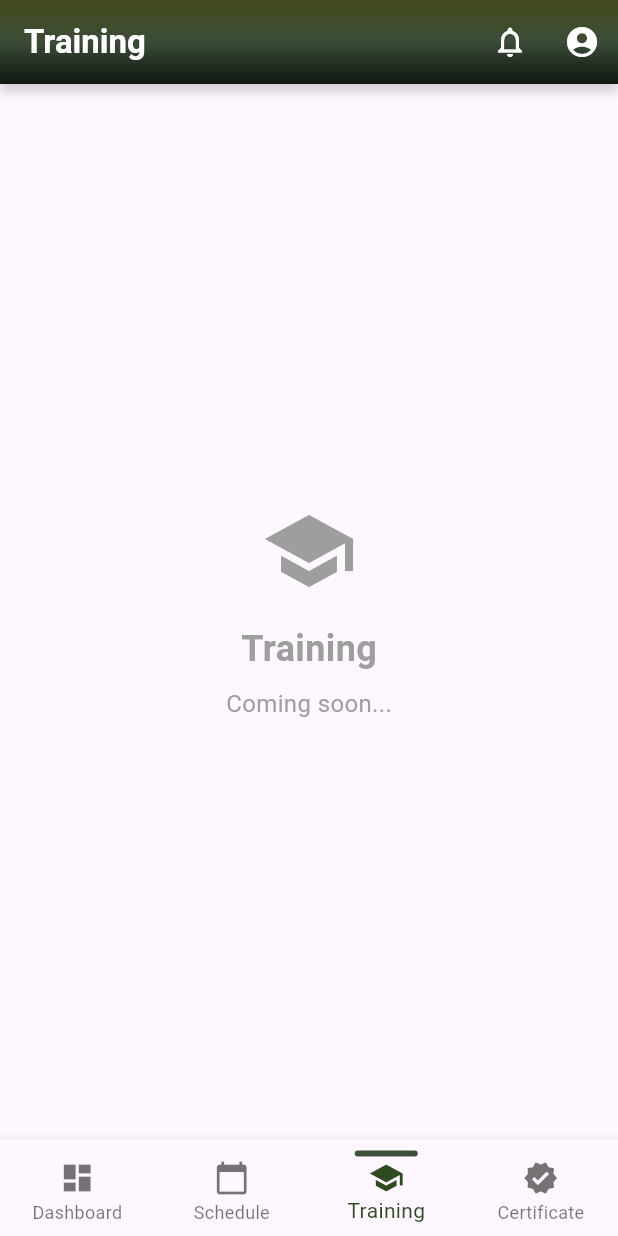
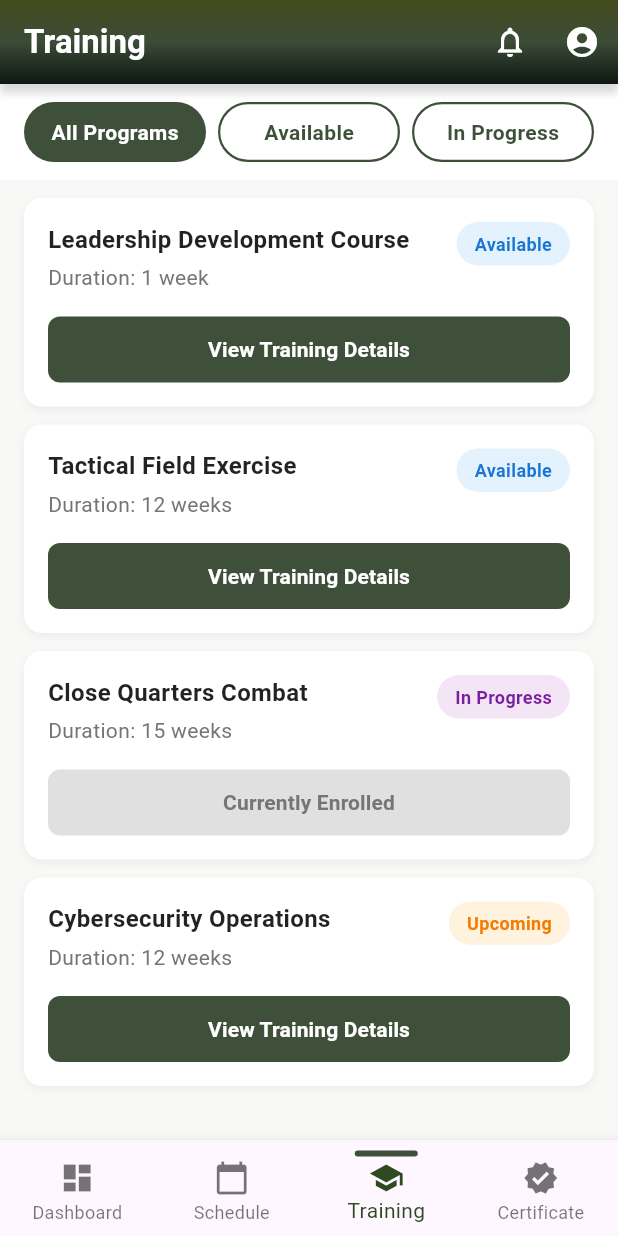
Before and after one commit to tyrelcruz/AFProtrack-Mobile, a Flutter app: the MainNavigationView screen opened directly, item 3 of the bottom bar chosen, on a phone screen of 412 x 824 dp. Run offline on Flutter 3.47's test engine with Material 3 defaults, Android fonts, the phone set to English and light mode, and no system bars.

Commit message:
Universal App color & Training View

```diff
--- a/afpmobile/lib/utils/app_colors.dart
+++ b/afpmobile/lib/utils/app_colors.dart
@@ -10,4 +10,39 @@ class AppColors {
   static const Color armySecondary = Color(0xFF4B5320); // Olive
   static const Color armyBackground = Color(0xFF232D1B); // Darker green
   static const Color armyGold = Color(0xFFFFD700); // Gold/yellow
+
+  // Training View Colors
+  static const Color trainingAvailableBg = Color(
+    0xFFE3F2FD,
+  ); // Light blue background
+  static const Color trainingAvailableText = Color(0xFF1976D2); // Blue text
+  static const Color trainingInProgressBg = Color(
+    0xFFF3E5F5,
+  ); // Light purple background
+  static const Color trainingInProgressText = Color(0xFF7B1FA2); // Purple text
+  static const Color trainingUpcomingBg = Color(
+    0xFFFFF3E0,
+  ); // Light orange background
+  static const Color trainingUpcomingText = Color(0xFFF57C00); // Orange text
+
+  // Button Colors
+  static const Color trainingButtonPrimary = Color(
+    0xFF3E503A,
+  ); // Dark green button
+  static const Color trainingButtonDisabled = Color(
+    0xFFE0E0E0,
+  ); // Grey disabled button
+  static const Color trainingButtonDisabledText = Color(
+    0xFF757575,
+  ); // Grey disabled text
+
+  // Background Colors
+  static const Color trainingBackground = Color(0xFFF8F9F6); // Light background
+  static const Color cardBackground = Color(
+    0xFFFFFFFF,
+  ); // White card background
+
+  // Border and Shadow Colors
+  static const Color filterBorder = Color(0xFF3E503A); // Filter button border
+  static const Color cardShadow = Color(0x0D000000); // Card shadow (5% opacity)
 }
--- a/afpmobile/lib/views/main_navigation_view.dart
+++ b/afpmobile/lib/views/main_navigation_view.dart
@@ -1,6 +1,7 @@
 import 'package:flutter/material.dart';
 import 'home_view.dart';
 import 'schedule_view.dart';
+import 'training_view.dart';
 import '../widgets/bottom_nav_bar.dart';
 import '../widgets/app_bar_widget.dart';
 
@@ -17,7 +18,7 @@ class _MainNavigationViewState extends State<MainNavigationView> {
   final List<Widget> _pages = [
     const HomeView(),
     const ScheduleView(),
-    const PlaceholderView(title: 'Training', icon: Icons.school),
+    const TrainingView(),
     const PlaceholderView(title: 'Certificates', icon: Icons.verified),
   ];
 
--- /dev/null
+++ b/afpmobile/lib/views/training_view.dart
@@ -0,0 +1,282 @@
+import 'package:flutter/material.dart';
+import '../widgets/app_bar_widget.dart';
+import '../utils/app_colors.dart';
+
+class TrainingView extends StatefulWidget {
+  const TrainingView({Key? key}) : super(key: key);
+
+  @override
+  State<TrainingView> createState() => _TrainingViewState();
+}
+
+class _TrainingViewState extends State<TrainingView> {
+  int _selectedFilterIndex = 0;
+
+  final List<TrainingProgram> _trainingPrograms = [
+    TrainingProgram(
+      title: 'Leadership Development Course',
+      duration: '1 week',
+      status: 'Available',
+      statusColor: AppColors.trainingAvailableBg,
+      statusTextColor: AppColors.trainingAvailableText,
+      buttonText: 'View Training Details',
+      buttonColor: AppColors.trainingButtonPrimary,
+      buttonTextColor: AppColors.white,
+      isDisabled: false,
+    ),
+    TrainingProgram(
+      title: 'Tactical Field Exercise',
+      duration: '12 weeks',
+      status: 'Available',
+      statusColor: AppColors.trainingAvailableBg,
+      statusTextColor: AppColors.trainingAvailableText,
+      buttonText: 'View Training Details',
+      buttonColor: AppColors.trainingButtonPrimary,
+      buttonTextColor: AppColors.white,
+      isDisabled: false,
+    ),
+    TrainingProgram(
+      title: 'Close Quarters Combat',
+      duration: '15 weeks',
+      status: 'In Progress',
+      statusColor: AppColors.trainingInProgressBg,
+      statusTextColor: AppColors.trainingInProgressText,
+      buttonText: 'Currently Enrolled',
+      buttonColor: AppColors.trainingButtonDisabled,
+      buttonTextColor: AppColors.trainingButtonDisabledText,
+      isDisabled: true,
+    ),
+    TrainingProgram(
+      title: 'Cybersecurity Operations',
+      duration: '12 weeks',
+      status: 'Upcoming',
+      statusColor: AppColors.trainingUpcomingBg,
+      statusTextColor: AppColors.trainingUpcomingText,
+      buttonText: 'View Training Details',
+      buttonColor: AppColors.trainingButtonPrimary,
+      buttonTextColor: AppColors.white,
+      isDisabled: false,
+    ),
+  ];
+
+  @override
+  Widget build(BuildContext context) {
+    return Scaffold(
+      backgroundColor: AppColors.trainingBackground,
+      appBar: const AppBarWidget(title: 'Training', showLeading: false),
+      body: Column(
+        children: [
+          // Filter Bar
+          Container(
+            color: AppColors.white,
+            padding: const EdgeInsets.symmetric(horizontal: 16, vertical: 12),
+            child: Row(
+              children: [
+                Expanded(
+                  child: _FilterButton(
+                    text: 'All Programs',
+                    isSelected: _selectedFilterIndex == 0,
+                    onTap: () => setState(() => _selectedFilterIndex = 0),
+                  ),
+                ),
+                const SizedBox(width: 8),
+                Expanded(
+                  child: _FilterButton(
+                    text: 'Available',
+                    isSelected: _selectedFilterIndex == 1,
+                    onTap: () => setState(() => _selectedFilterIndex = 1),
+                  ),
+                ),
+                const SizedBox(width: 8),
+                Expanded(
+                  child: _FilterButton(
+                    text: 'In Progress',
+                    isSelected: _selectedFilterIndex == 2,
+                    onTap: () => setState(() => _selectedFilterIndex = 2),
+                  ),
+                ),
+              ],
+            ),
+          ),
+          // Training Programs List
+          Expanded(
+            child: ListView.builder(
+              padding: const EdgeInsets.symmetric(horizontal: 16, vertical: 12),
+              itemCount: _trainingPrograms.length,
+              itemBuilder: (context, index) {
+                return _TrainingProgramCard(program: _trainingPrograms[index]);
+              },
+            ),
+          ),
+        ],
+      ),
+    );
+  }
+}
+
+class _FilterButton extends StatelessWidget {
+  final String text;
+  final bool isSelected;
+  final VoidCallback onTap;
+
+  const _FilterButton({
+    required this.text,
+    required this.isSelected,
+    required this.onTap,
+  });
+
+  @override
+  Widget build(BuildContext context) {
+    return GestureDetector(
+      onTap: onTap,
+      child: Container(
+        height: 40,
+        decoration: BoxDecoration(
+          color: isSelected ? AppColors.filterBorder : AppColors.white,
+          borderRadius: BorderRadius.circular(20),
+          border:
+              isSelected
+                  ? null
+                  : Border.all(color: AppColors.filterBorder, width: 1.5),
+        ),
+        child: Center(
+          child: Text(
+            text,
+            style: TextStyle(
+              color: isSelected ? AppColors.white : AppColors.filterBorder,
+              fontWeight: FontWeight.w600,
+              fontSize: 14,
+            ),
+          ),
+        ),
+      ),
+    );
+  }
+}
+
+class _TrainingProgramCard extends StatelessWidget {
+  final TrainingProgram program;
+
+  const _TrainingProgramCard({required this.program});
+
+  @override
+  Widget build(BuildContext context) {
+    return Container(
+      margin: const EdgeInsets.only(bottom: 12),
+      padding: const EdgeInsets.all(16),
+      decoration: BoxDecoration(
+        color: AppColors.cardBackground,
+        borderRadius: BorderRadius.circular(12),
+        boxShadow: [
+          BoxShadow(
+            color: AppColors.cardShadow,
+            blurRadius: 4,
+            offset: const Offset(0, 2),
+          ),
+        ],
+      ),
+      child: Column(
+        crossAxisAlignment: CrossAxisAlignment.start,
+        children: [
+          Row(
+            crossAxisAlignment: CrossAxisAlignment.start,
+            children: [
+              Expanded(
+                child: Column(
+                  crossAxisAlignment: CrossAxisAlignment.start,
+                  children: [
+                    Text(
+                      program.title,
+                      style: const TextStyle(
+                        fontWeight: FontWeight.bold,
+                        fontSize: 16,
+                        color: Colors.black87,
+                      ),
+                    ),
+                    const SizedBox(height: 4),
+                    Text(
+                      'Duration: ${program.duration}',
+                      style: TextStyle(fontSize: 14, color: Colors.grey[600]),
+                    ),
+                  ],
+                ),
+              ),
+              Container(
+                padding: const EdgeInsets.symmetric(
+                  horizontal: 12,
+                  vertical: 6,
+                ),
+                decoration: BoxDecoration(
+                  color: program.statusColor,
+                  borderRadius: BorderRadius.circular(16),
+                ),
+                child: Text(
+                  program.status,
+                  style: TextStyle(
+                    color: program.statusTextColor,
+                    fontWeight: FontWeight.w600,
+                    fontSize: 12,
+                  ),
+                ),
+              ),
+            ],
+          ),
+          const SizedBox(height: 16),
+          SizedBox(
+            width: double.infinity,
+            height: 44,
+            child: ElevatedButton(
+              onPressed:
+                  program.isDisabled
+                      ? null
+                      : () {
+                        // TODO: Implement training details navigation
+                      },
+              style: ElevatedButton.styleFrom(
+                backgroundColor: program.buttonColor,
+                foregroundColor: program.buttonTextColor,
+                elevation: 0,
+                shape: RoundedRectangleBorder(
+                  borderRadius: BorderRadius.circular(8),
+                ),
+                disabledBackgroundColor: program.buttonColor,
+                disabledForegroundColor: program.buttonTextColor,
+              ),
+              child: Text(
+                program.buttonText,
+                style: const TextStyle(
+                  fontWeight: FontWeight.w600,
+                  fontSize: 14,
+                ),
+              ),
+            ),
+          ),
+        ],
+      ),
+    );
+  }
+}
+
+class TrainingProgram {
+  final String title;
+  final String duration;
+  final String status;
+  final Color statusColor;
+  final Color statusTextColor;
+  final String buttonText;
+  final Color buttonColor;
+  final Color buttonTextColor;
+  final bool isDisabled;
+
+  TrainingProgram({
+    required this.title,
+    required this.duration,
+    required this.status,
+    required this.statusColor,
+    required this.statusTextColor,
+    required this.buttonText,
+    required this.buttonColor,
+    required this.buttonTextColor,
+    required this.isDisabled,
+  });
+}
```
